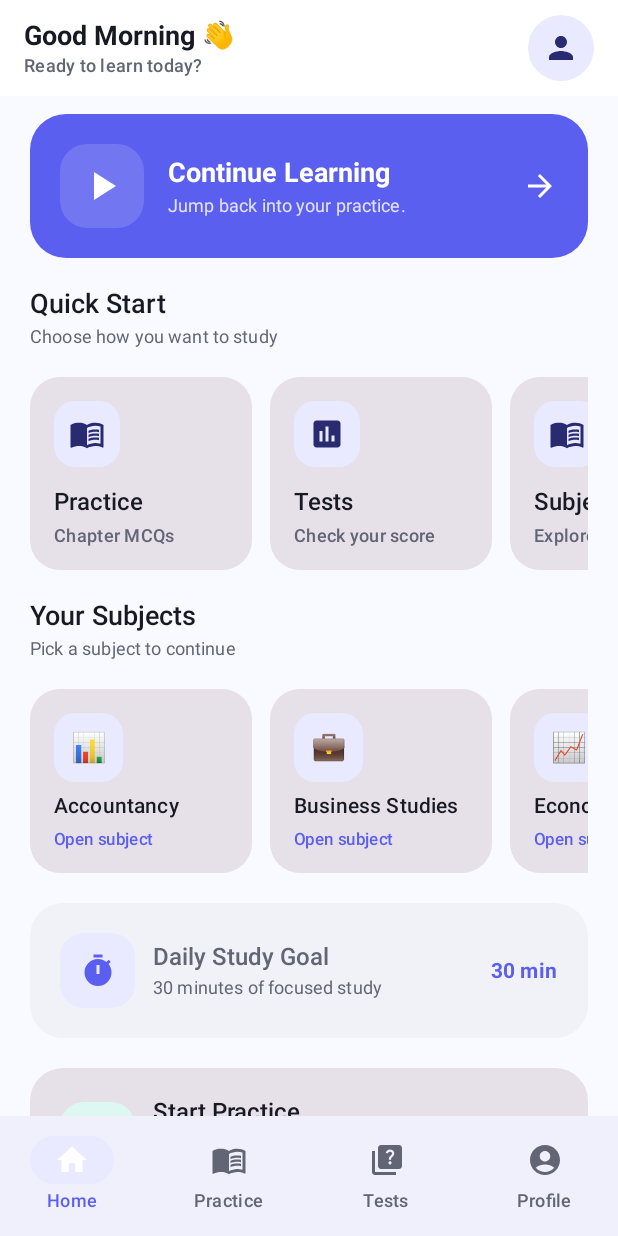
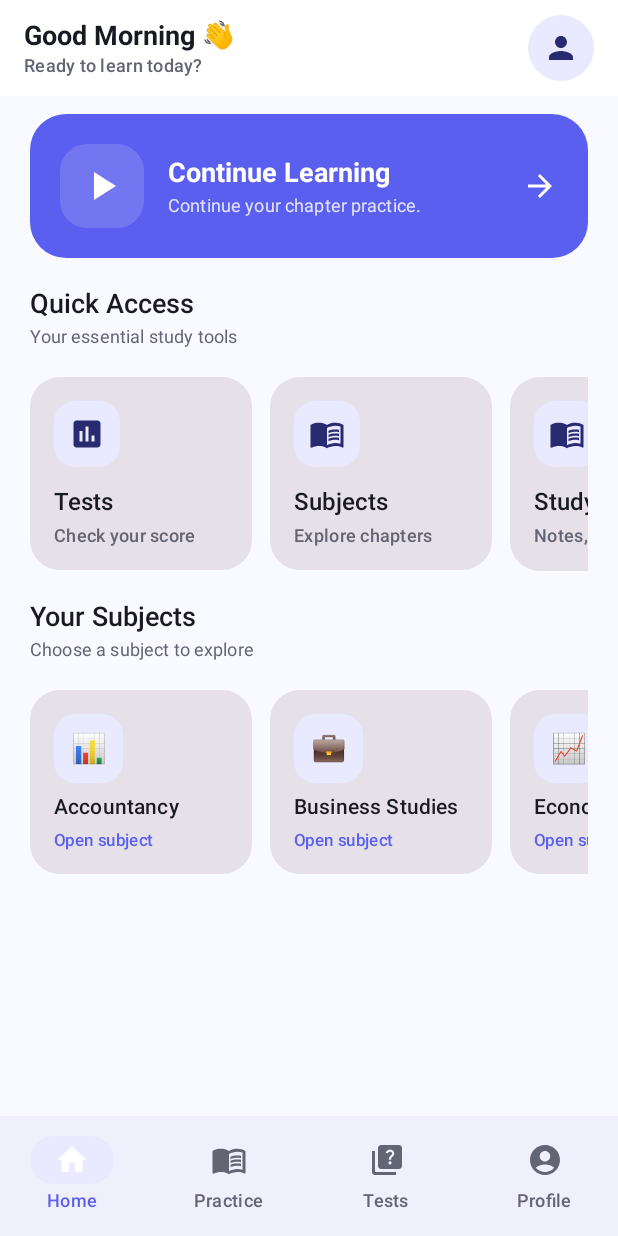
Before and after one commit to harshanimationsanimatorharsh-ai/COMMERZO, an Android app built with Jetpack Compose: the HomeScreen screen opened through its navigation route, on a phone screen of 412 x 824 dp. Run offline under Robolectric (Android 15) with nearby library versions, the phone set to English and light mode, and no system bars; our stand-ins replace Firebase (no records; nobody signed in at launch, a user with empty details on screens opened directly).

Commit message:
Update HomeScreen.kt

```diff
--- a/app/src/main/java/com/commerzo/app/ui/screens/HomeScreen.kt
+++ b/app/src/main/java/com/commerzo/app/ui/screens/HomeScreen.kt
@@ -23,7 +23,6 @@ import androidx.compose.material.icons.filled.Assessment
 import androidx.compose.material.icons.filled.MenuBook
 import androidx.compose.material.icons.filled.Person
 import androidx.compose.material.icons.filled.PlayArrow
-import androidx.compose.material.icons.filled.Timer
 import androidx.compose.material3.Card
 import androidx.compose.material3.CardDefaults
 import androidx.compose.material3.Icon
@@ -125,6 +124,7 @@ fun HomeScreen(
                 CommerzoDimensions.Space20
             )
         ) {
+
             item {
                 ContinueLearningCard(
                     onClick = onPracticeClick
@@ -133,8 +133,8 @@ fun HomeScreen(
 
             item {
                 SectionHeader(
-                    title = "Quick Start",
-                    subtitle = "Choose how you want to study"
+                    title = "Quick Access",
+                    subtitle = "Your essential study tools"
                 )
             }
 
@@ -147,15 +147,6 @@ fun HomeScreen(
                         end = CommerzoDimensions.Space4
                     )
                 ) {
-                    item {
-                        QuickActionTile(
-                            title = "Practice",
-                            subtitle = "Chapter MCQs",
-                            icon = Icons.Default.MenuBook,
-                            onClick = onPracticeClick
-                        )
-                    }
-
                     item {
                         QuickActionTile(
                             title = "Tests",
@@ -174,7 +165,6 @@ fun HomeScreen(
                         )
                     }
 
-                    // NEW: STUDY RESOURCES
                     item {
                         QuickActionTile(
                             title = "Study Material",
@@ -189,7 +179,7 @@ fun HomeScreen(
             item {
                 SectionHeader(
                     title = "Your Subjects",
-                    subtitle = "Pick a subject to continue"
+                    subtitle = "Choose a subject to explore"
                 )
             }
 
@@ -214,16 +204,6 @@ fun HomeScreen(
                         )
                     }
                 }
-            }
-
-            item {
-                StudyGoalCard()
-            }
-
-            item {
-                PracticeRecommendationCard(
-                    onClick = onPracticeClick
-                )
             }
 
             item {
@@ -305,7 +285,7 @@ private fun ContinueLearningCard(
                 )
 
                 Text(
-                    text = "Jump back into your practice.",
+                    text = "Continue your chapter practice.",
                     style = MaterialTheme.typography.bodySmall,
                     color = MaterialTheme.colorScheme.onPrimary.copy(
                         alpha = 0.82f
@@ -433,142 +413,6 @@ private fun CompactSubjectCard(
 }
 
 @Composable
-private fun StudyGoalCard() {
-    Card(
-        modifier = Modifier.fillMaxWidth(),
-        shape = RoundedCornerShape(22.dp),
-        colors = CardDefaults.cardColors(
-            containerColor = MaterialTheme.colorScheme.surfaceVariant
-        )
-    ) {
-        Row(
-            modifier = Modifier
-                .fillMaxWidth()
-                .padding(
-                    CommerzoDimensions.CardPaddingLarge
-                ),
-            verticalAlignment = Alignment.CenterVertically
-        ) {
-            Surface(
-                modifier = Modifier.size(50.dp),
-                shape = RoundedCornerShape(16.dp),
-                color = MaterialTheme.colorScheme.primaryContainer
-            ) {
-                Box(
-                    contentAlignment = Alignment.Center
-                ) {
-                    Icon(
-                        imageVector = Icons.Default.Timer,
-                        contentDescription = null,
-                        tint = MaterialTheme.colorScheme.primary
-                    )
-                }
-            }
-
-            Spacer(
-                modifier = Modifier.width(
-                    CommerzoDimensions.Space12
-                )
-            )
-
-            Column(
-                modifier = Modifier.weight(1f),
-                verticalArrangement = Arrangement.spacedBy(
-                    CommerzoDimensions.Space4
-                )
-            ) {
-                Text(
-                    text = "Daily Study Goal",
-                    style = MaterialTheme.typography.titleMedium,
-                    fontWeight = FontWeight.SemiBold
-                )
-
-                Text(
-                    text = "30 minutes of focused study",
-                    style = MaterialTheme.typography.bodySmall,
-                    color = MaterialTheme.colorScheme.onSurfaceVariant
-                )
-            }
-
-            Text(
-                text = "30 min",
-                style = MaterialTheme.typography.labelLarge,
-                fontWeight = FontWeight.Bold,
-                color = MaterialTheme.colorScheme.primary
-            )
-        }
-    }
-}
-
-@Composable
-private fun PracticeRecommendationCard(
-    onClick: () -> Unit
-) {
-    Card(
-        modifier = Modifier.fillMaxWidth(),
-        onClick = onClick,
-        shape = RoundedCornerShape(22.dp)
-    ) {
-        Row(
-            modifier = Modifier
-                .fillMaxWidth()
-                .padding(
-                    CommerzoDimensions.CardPaddingLarge
-                ),
-            verticalAlignment = Alignment.CenterVertically
-        ) {
-            Surface(
-                modifier = Modifier.size(50.dp),
-                shape = RoundedCornerShape(16.dp),
-                color = MaterialTheme.colorScheme.secondaryContainer
-            ) {
-                Box(
-                    contentAlignment = Alignment.Center
-                ) {
-                    Icon(
-                        imageVector = Icons.Default.MenuBook,
-                        contentDescription = null,
-                        tint = MaterialTheme.colorScheme.secondary
-                    )
-                }
-            }
-
-            Spacer(
-                modifier = Modifier.width(
-                    CommerzoDimensions.Space12
-                )
-            )
-
-            Column(
-                modifier = Modifier.weight(1f),
-                verticalArrangement = Arrangement.spacedBy(
-                    CommerzoDimensions.Space4
-                )
-            ) {
-                Text(
-                    text = "Start Practice",
-                    style = MaterialTheme.typography.titleMedium,
-                    fontWeight = FontWeight.SemiBold
-                )
-
-                Text(
-                    text = "Practice chapter MCQs and strengthen concepts.",
-                    style = MaterialTheme.typography.bodySmall,
-                    color = MaterialTheme.colorScheme.onSurfaceVariant,
-                    maxLines = 2
-                )
-            }
-
-            Icon(
-                imageVector = Icons.Default.ArrowForward,
-                contentDescription = null,
-                tint = MaterialTheme.colorScheme.primary
-            )
-        }
-    }
-}
-
-@Composable
 private fun SectionHeader(
     title: String,
     subtitle: String
```
